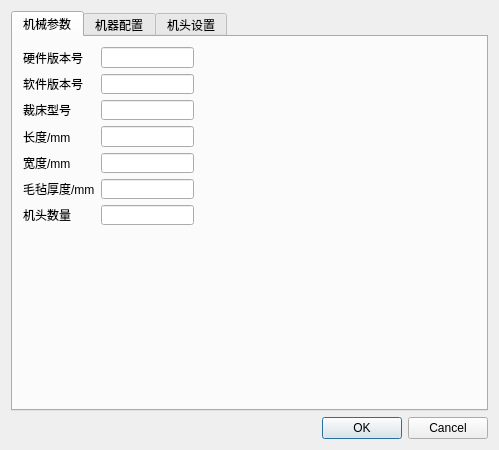
stonefjd/Cutting, file Machine/Config/cfgmachsettings.ui: the form before one commit.
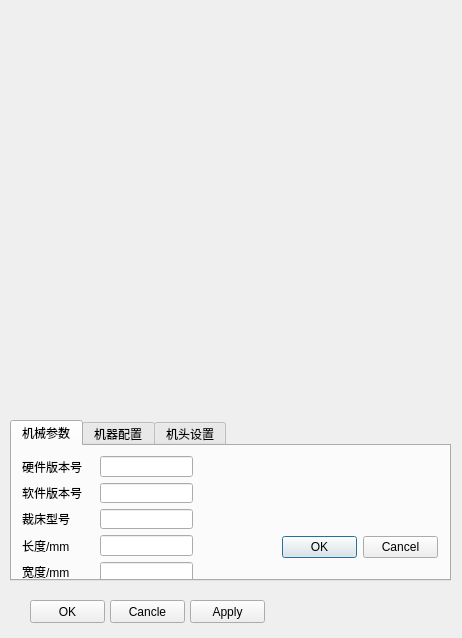
The form after the commit. The open tabs and pages were chosen to show the change.

The edit to the form file:
```diff
--- a/Machine/Config/cfgmachsettings.ui
+++ b/Machine/Config/cfgmachsettings.ui
@@ -6,16 +6,22 @@
    <rect>
     <x>0</x>
     <y>0</y>
-    <width>499</width>
-    <height>450</height>
+    <width>462</width>
+    <height>638</height>
    </rect>
   </property>
   <property name="windowTitle">
    <string>Dialog</string>
   </property>
-  <layout class="QVBoxLayout" name="verticalLayout">
-   <item>
     <widget class="QTabWidget" name="tabWidget">
+   <property name="geometry">
+    <rect>
+     <x>10</x>
+     <y>420</y>
+     <width>441</width>
+     <height>161</height>
+    </rect>
+   </property>
      <property name="currentIndex">
       <number>2</number>
      </property>
@@ -129,6 +135,22 @@
         </item>
        </layout>
       </widget>
+    <widget class="QDialogButtonBox" name="buttonBox">
+     <property name="geometry">
+      <rect>
+       <x>270</x>
+       <y>90</y>
+       <width>156</width>
+       <height>23</height>
+      </rect>
+     </property>
+     <property name="orientation">
+      <enum>Qt::Horizontal</enum>
+     </property>
+     <property name="standardButtons">
+      <set>QDialogButtonBox::Cancel|QDialogButtonBox::Ok</set>
+     </property>
+    </widget>
      </widget>
      <widget class="QWidget" name="tab_2">
       <attribute name="title">
@@ -659,18 +681,45 @@
       </widget>
      </widget>
     </widget>
-   </item>
-   <item>
-    <widget class="QDialogButtonBox" name="buttonBox">
-     <property name="orientation">
-      <enum>Qt::Horizontal</enum>
-     </property>
-     <property name="standardButtons">
-      <set>QDialogButtonBox::Cancel|QDialogButtonBox::Ok</set>
-     </property>
-    </widget>
-   </item>
-  </layout>
+  <widget class="QPushButton" name="pBtnOK">
+   <property name="geometry">
+    <rect>
+     <x>30</x>
+     <y>600</y>
+     <width>75</width>
+     <height>23</height>
+    </rect>
+   </property>
+   <property name="text">
+    <string>OK</string>
+   </property>
+  </widget>
+  <widget class="QPushButton" name="pBtnCancle">
+   <property name="geometry">
+    <rect>
+     <x>110</x>
+     <y>600</y>
+     <width>75</width>
+     <height>23</height>
+    </rect>
+   </property>
+   <property name="text">
+    <string>Cancle</string>
+   </property>
+  </widget>
+  <widget class="QPushButton" name="pBtnApply">
+   <property name="geometry">
+    <rect>
+     <x>190</x>
+     <y>600</y>
+     <width>75</width>
+     <height>23</height>
+    </rect>
+   </property>
+   <property name="text">
+    <string>Apply</string>
+   </property>
+  </widget>
  </widget>
  <resources/>
  <connections>
```
Left out of the diff: 2 changed lines with no effect on the pictures. Lines whose indentation alone changed are shown as unchanged.
